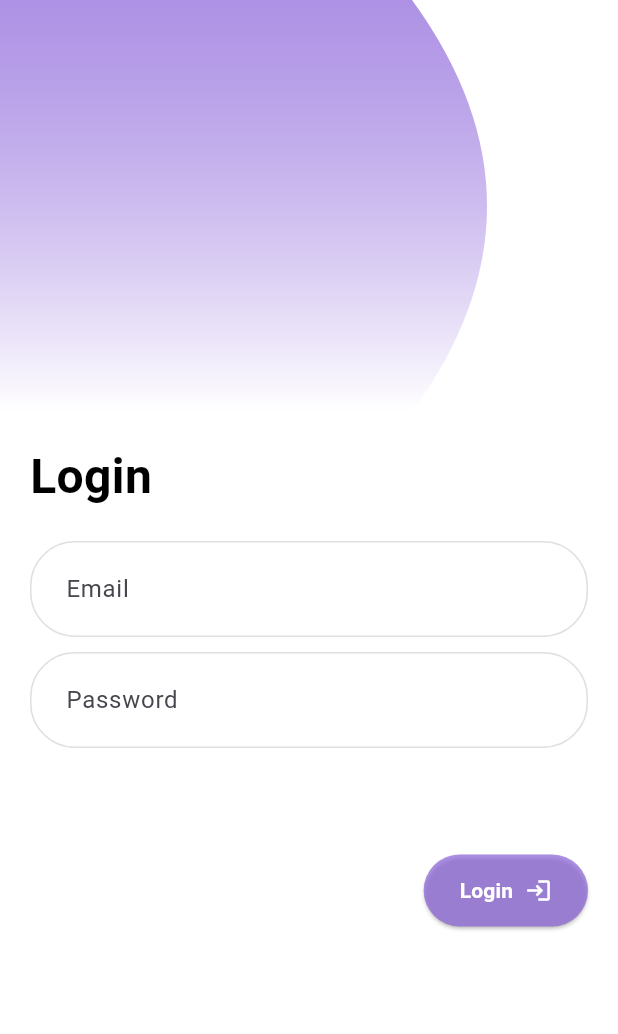
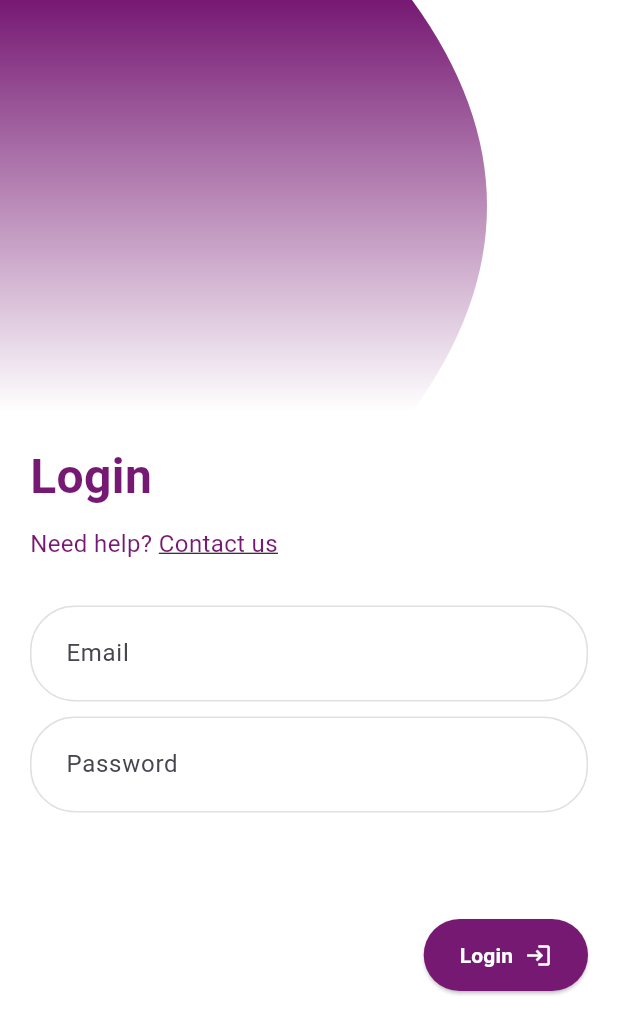
Before and after one commit to Nghia-PD/Winetopia-App, a Flutter app: the screen it shows after launch, on a phone screen of 412 x 824 dp. Shown: the top 1034 px of the screen. Run offline on Flutter 3.47's test engine with Material 3 defaults, Android fonts, the light colour scheme and no system bars; our stand-ins replace cloud_firestore, firebase_auth, firebase_core, flutter_spinkit, qr_flutter; accounts and stored records are empty.

Commit message:
Add contact us dialog to log in page

```diff
--- a/lib/screens/authentication/login.dart
+++ b/lib/screens/authentication/login.dart
@@ -1,6 +1,7 @@
 import 'package:flutter/material.dart';
 import 'package:winetopia_app/services/firebase_authentication_functions.dart';
 import 'package:winetopia_app/shares/clip_path.dart';
+import 'package:winetopia_app/shares/setting.dart';
 import 'package:winetopia_app/shares/loading.dart';
 
 class LoginScreen extends StatefulWidget {
@@ -79,7 +80,7 @@ class _LoginScreenState extends State<LoginScreen> {
         }
       },
       style: ElevatedButton.styleFrom(
-        backgroundColor: Color.fromRGBO(139, 99, 218, 0.7),
+        backgroundColor: Setting().winetopiaBrightPurple,
         shape: RoundedRectangleBorder(borderRadius: BorderRadius.circular(30)),
         padding: const EdgeInsets.symmetric(horizontal: 24, vertical: 14),
       ),
@@ -103,9 +104,60 @@ class _LoginScreenState extends State<LoginScreen> {
       textAlign: TextAlign.left,
       style: TextStyle(
         fontSize: 32,
-        color: Colors.black,
+        color: Setting().winetopiaBrightPurple,
         fontWeight: FontWeight.bold,
       ),
+    );
+  }
+
+  Widget _contactUs() {
+    return Row(
+      children: [
+        Text(
+          "Need help? ",
+          textAlign: TextAlign.left,
+          style: TextStyle(
+            fontSize: 16,
+            color: Setting().winetopiaBrightPurple,
+          ),
+        ),
+        GestureDetector(
+          onTap:
+              () => showDialog(
+                context: context,
+                builder:
+                    (_) => AlertDialog(
+                      title: Text("Contact Us"),
+                      content: Column(
+                        mainAxisSize: MainAxisSize.min,
+                        crossAxisAlignment: CrossAxisAlignment.start,
+                        children: [
+                          Text("Email: tech@lemongrassproductions.co.nz"),
+                          SizedBox(height: 8),
+                          Text(
+                            "During event time, please see one of our staff member for assistance!",
+                          ),
+                        ],
+                      ),
+                      actions: [
+                        TextButton(
+                          child: Text("Close"),
+                          onPressed: () => Navigator.of(context).pop(),
+                        ),
+                      ],
+                    ),
+              ),
+          child: Text(
+            "Contact us",
+            textAlign: TextAlign.left,
+            style: TextStyle(
+              fontSize: 16,
+              color: Setting().winetopiaBrightPurple,
+              decoration: TextDecoration.underline,
+            ),
+          ),
+        ),
+      ],
     );
   }
 
@@ -117,7 +169,7 @@ class _LoginScreenState extends State<LoginScreen> {
         width: width,
         decoration: BoxDecoration(
           gradient: LinearGradient(
-            colors: [Color.fromRGBO(139, 99, 218, 0.7), Colors.white],
+            colors: [Setting().winetopiaBrightPurple, Colors.white],
             begin: Alignment.topCenter,
             end: Alignment.bottomCenter,
           ),
@@ -133,6 +185,13 @@ class _LoginScreenState extends State<LoginScreen> {
         : Scaffold(
           backgroundColor: Colors.white,
           body: Container(
+            // decoration: BoxDecoration(
+            //   gradient: LinearGradient(
+            //     begin: Alignment.topCenter,
+            //     end: Alignment.bottomCenter,
+            //     colors: [Setting().winetopiaBrightPurple, Colors.white],
+            //   ),
+            // ),
             padding: EdgeInsets.all(0),
             child: SingleChildScrollView(
               reverse: true,
@@ -153,7 +212,13 @@ class _LoginScreenState extends State<LoginScreen> {
                           alignment: Alignment.topLeft,
                           child: _loginText(),
                         ),
-                        SizedBox(height: 20),
+
+                        SizedBox(height: 10),
+                        Align(
+                          alignment: Alignment.topLeft,
+                          child: _contactUs(),
+                        ),
+                        SizedBox(height: 30),
                         _entryField("Email", _controllerEmail, false),
                         SizedBox(height: 10),
                         _entryField("Password", _controllerPassword, true),
--- a/lib/shares/clip_path.dart
+++ b/lib/shares/clip_path.dart
@@ -7,7 +7,6 @@ class BottomWaveClipper extends CustomClipper<Path> {
     // Start at top-left
     path.lineTo(0, size.height);
     path.lineTo(size.width / 3 * 2, size.height);
-    //path.lineTo(size.width / 3 * 2, 0);
     path.quadraticBezierTo(
       size.width / 3 * 2 + 100,
       size.height / 2,
--- /dev/null
+++ b/lib/shares/setting.dart
@@ -0,0 +1,9 @@
+import 'package:flutter/cupertino.dart';
+
+class Setting {
+  Color winetopiaRose = Color.fromRGBO(217, 43, 123, 1);
+  Color winetopiaBrightPurple = Color.fromRGBO(118, 25, 115, 1);
+  Color winetopiaMidNight = Color.fromRGBO(41, 38, 99, 1);
+  Color winetopiaDustyBlue = Color.fromRGBO(58, 202, 226, 0.5);
+  Color winetopiaTurquoise = Color.fromRGBO(0, 222, 195, 0.5);
+}
```
